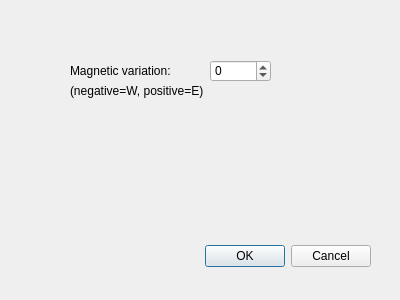
joeberkovitz/qgis-compass-routes, file compass_routes_dialog_base.ui: the form before one commit.
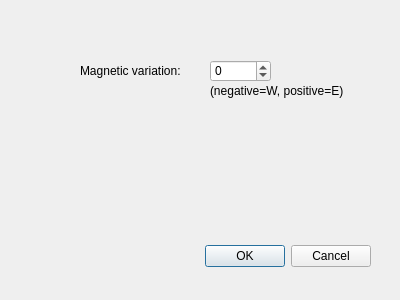
The form after the commit.

Commit message: Add comments, format more nicely, eliminate rounding problem at 359.9

Patch:
```diff
--- a/compass_routes_dialog_base.ui
+++ b/compass_routes_dialog_base.ui
@@ -32,7 +32,7 @@
   <widget class="QLabel" name="label">
    <property name="geometry">
     <rect>
-     <x>70</x>
+     <x>80</x>
      <y>60</y>
      <width>131</width>
      <height>21</height>
@@ -58,7 +58,7 @@
   <widget class="QLabel" name="label_2">
    <property name="geometry">
     <rect>
-     <x>70</x>
+     <x>210</x>
      <y>80</y>
      <width>201</width>
      <height>21</height>
```
The commit also changes 1 other file.
